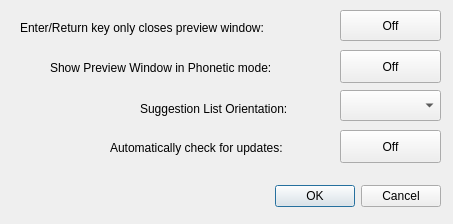
This is src/frontend/SettingsDialog.ui in OpenBangla/OpenBangla-Keyboard as Qt 5 draws it before an edit. The edited form follows.
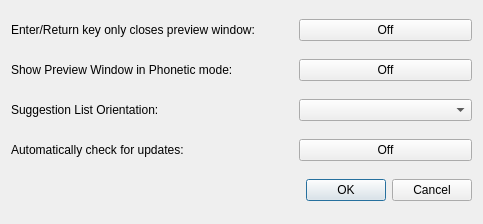
This is the edited form.

Commit message:
RE: Fix UI Layout (#66)
* Code formatted, Fixed layout

* Change coding style to "LLVM"

* Fix Spacing in LayoutViewer

* Fixed LayoutViewer not showing full image.

* Fixed the formatting. LLVM messed it up

* Fix AboutFile.ui layout

* smooth out the rough edges (Layout)

* Fixed the issue where text was not showing fully on "SettingDialogue"

* revert back to the original AboutDialogue

```diff
--- a/src/frontend/SettingsDialog.ui
+++ b/src/frontend/SettingsDialog.ui
@@ -6,139 +6,124 @@
    <rect>
     <x>0</x>
     <y>0</y>
-    <width>453</width>
+    <width>483</width>
     <height>224</height>
    </rect>
   </property>
+  <property name="sizePolicy">
+   <sizepolicy hsizetype="Fixed" vsizetype="Fixed">
+    <horstretch>0</horstretch>
+    <verstretch>0</verstretch>
+   </sizepolicy>
+  </property>
   <property name="windowTitle">
    <string>Settings</string>
   </property>
-  <widget class="QDialogButtonBox" name="buttonBox">
-   <property name="geometry">
-    <rect>
-     <x>20</x>
-     <y>180</y>
-     <width>421</width>
-     <height>32</height>
-    </rect>
+  <layout class="QGridLayout" name="gridLayout">
+   <property name="horizontalSpacing">
+    <number>40</number>
    </property>
-   <property name="orientation">
-    <enum>Qt::Horizontal</enum>
+   <property name="verticalSpacing">
+    <number>10</number>
    </property>
-   <property name="standardButtons">
-    <set>QDialogButtonBox::Cancel|QDialogButtonBox::Ok</set>
-   </property>
-  </widget>
-  <widget class="QPushButton" name="btnClosePrevWin">
-   <property name="geometry">
-    <rect>
-     <x>340</x>
-     <y>10</y>
-     <width>101</width>
-     <height>31</height>
-    </rect>
-   </property>
-   <property name="text">
-    <string>Off</string>
-   </property>
-   <property name="checkable">
-    <bool>true</bool>
-   </property>
-  </widget>
-  <widget class="QComboBox" name="cmbOrientation">
-   <property name="geometry">
-    <rect>
-     <x>340</x>
-     <y>90</y>
-     <width>101</width>
-     <height>31</height>
-    </rect>
-   </property>
-  </widget>
-  <widget class="QLabel" name="label">
-   <property name="geometry">
-    <rect>
-     <x>20</x>
-     <y>20</y>
-     <width>312</width>
-     <height>17</height>
-    </rect>
-   </property>
-   <property name="text">
-    <string>&lt;html&gt;&lt;head/&gt;&lt;body&gt;&lt;p&gt;Enter/Return key only closes preview window:&lt;/p&gt;&lt;/body&gt;&lt;/html&gt;</string>
-   </property>
-  </widget>
-  <widget class="QLabel" name="label_2">
-   <property name="geometry">
-    <rect>
-     <x>50</x>
-     <y>60</y>
-     <width>280</width>
-     <height>17</height>
-    </rect>
-   </property>
-   <property name="text">
-    <string>&lt;html&gt;&lt;head/&gt;&lt;body&gt;&lt;p&gt;Show Preview Window in Phonetic mode:&lt;/p&gt;&lt;/body&gt;&lt;/html&gt;</string>
-   </property>
-  </widget>
-  <widget class="QPushButton" name="btnShowPrevWin">
-   <property name="geometry">
-    <rect>
-     <x>340</x>
-     <y>50</y>
-     <width>101</width>
-     <height>33</height>
-    </rect>
-   </property>
-   <property name="text">
-    <string>Off</string>
-   </property>
-   <property name="checkable">
-    <bool>true</bool>
-   </property>
-  </widget>
-  <widget class="QLabel" name="label_3">
-   <property name="geometry">
-    <rect>
-     <x>140</x>
-     <y>100</y>
-     <width>191</width>
-     <height>17</height>
-    </rect>
-   </property>
-   <property name="text">
-    <string>Suggestion List Orientation:</string>
-   </property>
-  </widget>
-  <widget class="QLabel" name="label_4">
-   <property name="geometry">
-    <rect>
-     <x>110</x>
-     <y>140</y>
-     <width>231</width>
-     <height>17</height>
-    </rect>
-   </property>
-   <property name="text">
-    <string>&lt;html&gt;&lt;head/&gt;&lt;body&gt;&lt;p&gt;Automatically check for updates:&lt;/p&gt;&lt;/body&gt;&lt;/html&gt;</string>
-   </property>
-  </widget>
-  <widget class="QPushButton" name="btnCheckUpdate">
-   <property name="geometry">
-    <rect>
-     <x>340</x>
-     <y>130</y>
-     <width>101</width>
-     <height>33</height>
-    </rect>
-   </property>
-   <property name="text">
-    <string>Off</string>
-   </property>
-   <property name="checkable">
-    <bool>true</bool>
-   </property>
-  </widget>
+   <item row="0" column="1">
+    <widget class="QPushButton" name="btnClosePrevWin">
+     <property name="text">
+      <string>Off</string>
+     </property>
+     <property name="checkable">
+      <bool>true</bool>
+     </property>
+    </widget>
+   </item>
+   <item row="3" column="1">
+    <widget class="QPushButton" name="btnCheckUpdate">
+     <property name="text">
+      <string>Off</string>
+     </property>
+     <property name="checkable">
+      <bool>true</bool>
+     </property>
+    </widget>
+   </item>
+   <item row="2" column="1">
+    <widget class="QComboBox" name="cmbOrientation"/>
+   </item>
+   <item row="3" column="0">
+    <widget class="QLabel" name="label_4">
+     <property name="sizePolicy">
+      <sizepolicy hsizetype="Fixed" vsizetype="Fixed">
+       <horstretch>0</horstretch>
+       <verstretch>0</verstretch>
+      </sizepolicy>
+     </property>
+     <property name="text">
+      <string>&lt;html&gt;&lt;head/&gt;&lt;body&gt;&lt;p&gt;Automatically check for updates:&lt;/p&gt;&lt;/body&gt;&lt;/html&gt;</string>
+     </property>
+    </widget>
+   </item>
+   <item row="1" column="1">
+    <widget class="QPushButton" name="btnShowPrevWin">
+     <property name="text">
+      <string>Off</string>
+     </property>
+     <property name="checkable">
+      <bool>true</bool>
+     </property>
+    </widget>
+   </item>
+   <item row="4" column="0" colspan="2">
+    <widget class="QDialogButtonBox" name="buttonBox">
+     <property name="orientation">
+      <enum>Qt::Horizontal</enum>
+     </property>
+     <property name="standardButtons">
+      <set>QDialogButtonBox::Cancel|QDialogButtonBox::Ok</set>
+     </property>
+    </widget>
+   </item>
+   <item row="0" column="0">
+    <widget class="QLabel" name="label">
+     <property name="sizePolicy">
+      <sizepolicy hsizetype="Fixed" vsizetype="Fixed">
+       <horstretch>0</horstretch>
+       <verstretch>0</verstretch>
+      </sizepolicy>
+     </property>
+     <property name="text">
+      <string>&lt;html&gt;&lt;head/&gt;&lt;body&gt;&lt;p&gt;Enter/Return key only closes preview
+                            window:&lt;/p&gt;&lt;/body&gt;&lt;/html&gt;
+                        </string>
+     </property>
+    </widget>
+   </item>
+   <item row="2" column="0">
+    <widget class="QLabel" name="label_3">
+     <property name="sizePolicy">
+      <sizepolicy hsizetype="Fixed" vsizetype="Fixed">
+       <horstretch>0</horstretch>
+       <verstretch>0</verstretch>
+      </sizepolicy>
+     </property>
+     <property name="text">
+      <string>Suggestion List Orientation:</string>
+     </property>
+    </widget>
+   </item>
+   <item row="1" column="0">
+    <widget class="QLabel" name="label_2">
+     <property name="sizePolicy">
+      <sizepolicy hsizetype="Fixed" vsizetype="Fixed">
+       <horstretch>0</horstretch>
+       <verstretch>0</verstretch>
+      </sizepolicy>
+     </property>
+     <property name="text">
+      <string>&lt;html&gt;&lt;head/&gt;&lt;body&gt;&lt;p&gt;Show Preview Window in Phonetic mode:&lt;/p&gt;&lt;/body&gt;&lt;/html&gt;</string>
+     </property>
+    </widget>
+   </item>
+  </layout>
  </widget>
  <resources/>
  <connections>
```
Left out of the diff: 8 changed lines with no effect on the pictures. The commit also changes 78 other files.
